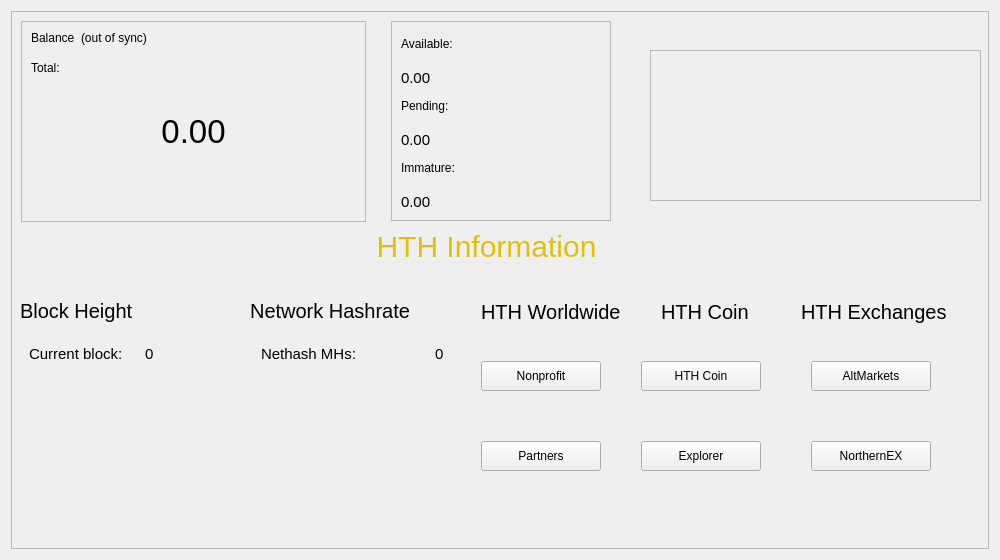
Above: src/qt/forms/overviewpage.ui from barrystyle/hth before the change. Below: the same form after it.
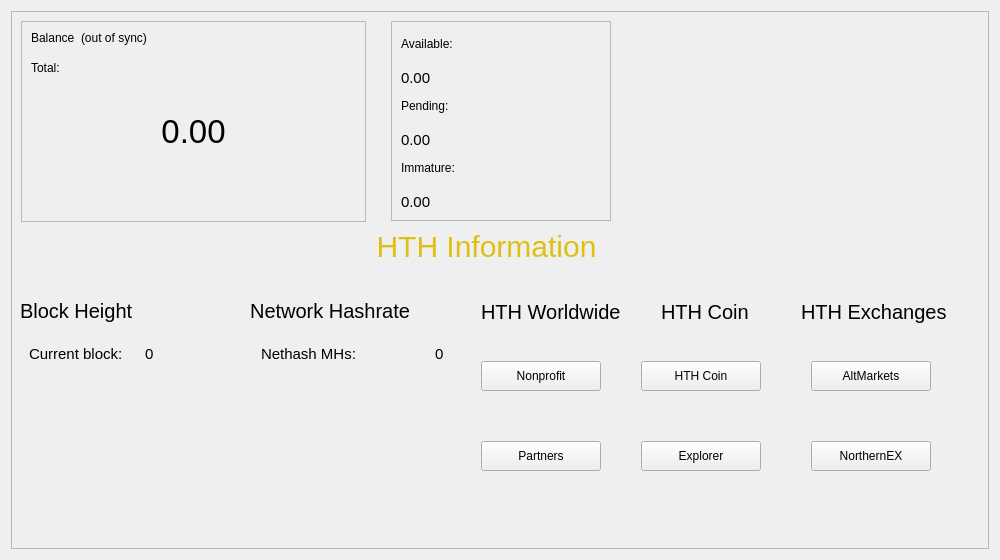
That is the form after the change. Icons and pictures are not drawn.

```diff
--- a/src/qt/forms/overviewpage.ui
+++ b/src/qt/forms/overviewpage.ui
@@ -836,11 +836,15 @@
       <property name="geometry">
        <rect>
         <x>639</x>
-        <y>39</y>
+        <y>79</y>
         <width>331</width>
-        <height>151</height>
+        <height>111</height>
        </rect>
       </property>
+      <property name="styleSheet">
+       <string notr="true">border-image: url(':res/images/drkblue/helpthehomeless_logo_horizontal.png');
+        border-style:none;</string>
+      </property>
       <property name="frameShape">
        <enum>QFrame::StyledPanel</enum>
       </property>
```
Left out of the diff: 3 changed lines with no effect on the pictures.
